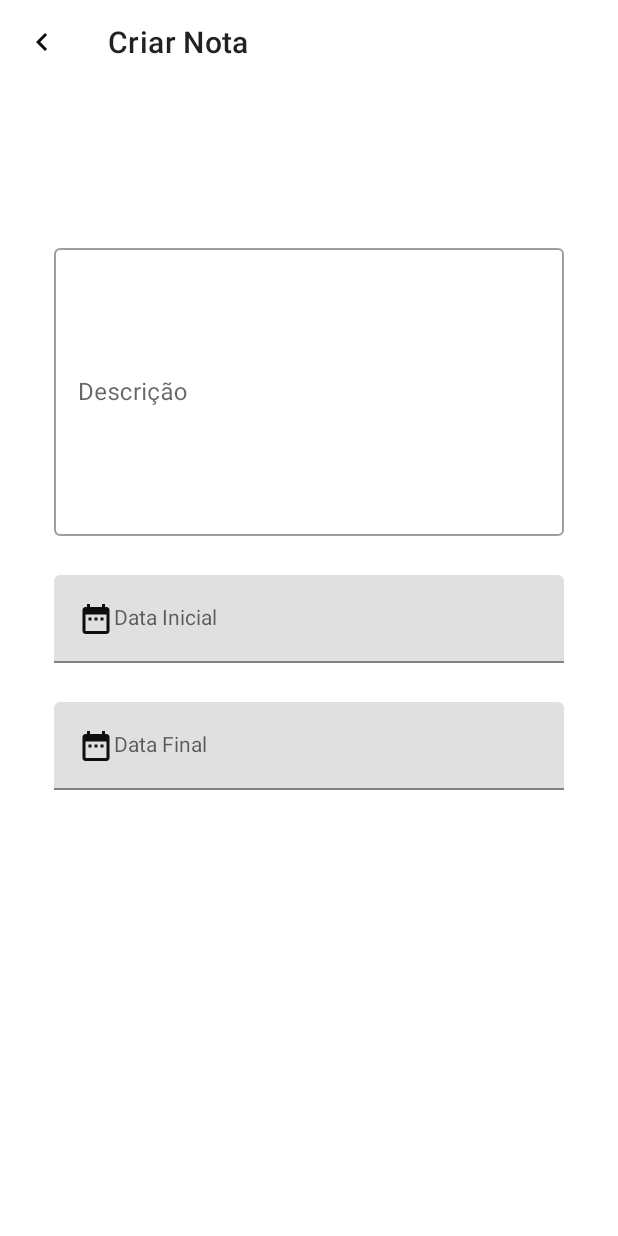
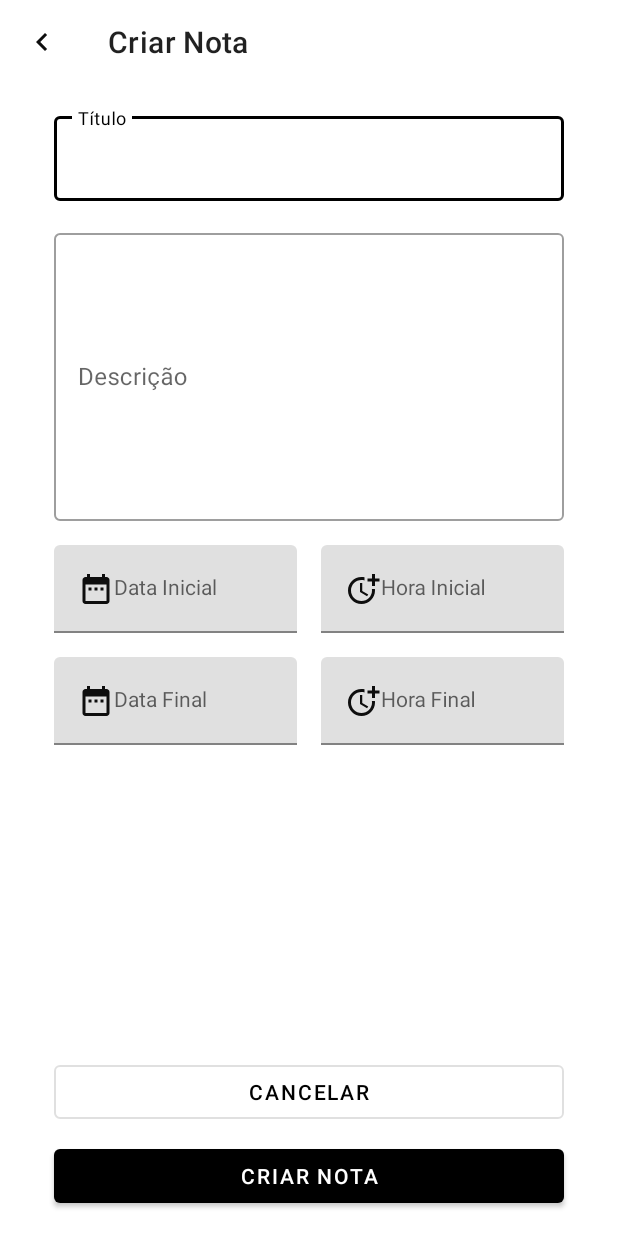
Before and after one commit to NeiTDutra/criar-lista-app-kotlin, an Android app: the layout activity_add_task.xml on its own in the app's theme, with its tools: preview values and no code run, on a phone screen of 412 x 824 dp. Run offline under Robolectric (Android 15) with nearby library versions, the phone set to English and light mode, and no system bars.

Commit message:
desenvolvendo layout activity form

```diff
--- /dev/null
+++ b/app/src/main/res/drawable/ic_baseline_time_24.xml
@@ -0,0 +1,7 @@
+<vector android:height="24dp" android:tint="#0E0E0E"
+    android:viewportHeight="24" android:viewportWidth="24"
+    android:width="24dp" xmlns:android="http://schemas.android.com/apk/res/android">
+    <path android:fillColor="@android:color/white" android:pathData="M10,8l0,6l4.7,2.9l0.8,-1.2l-4,-2.4l0,-5.3z"/>
+    <path android:fillColor="@android:color/white" android:pathData="M17.92,12c0.05,0.33 0.08,0.66 0.08,1c0,3.9 -3.1,7 -7,7s-7,-3.1 -7,-7c0,-3.9 3.1,-7 7,-7c0.7,0 1.37,0.1 2,0.29V4.23C12.36,4.08 11.69,4 11,4c-5,0 -9,4 -9,9s4,9 9,9s9,-4 9,-9c0,-0.34 -0.02,-0.67 -0.06,-1H17.92z"/>
+    <path android:fillColor="@android:color/white" android:pathData="M20,5l0,-3l-2,0l0,3l-3,0l0,2l3,0l0,3l2,0l0,-3l3,0l0,-2z"/>
+</vector>
--- a/app/src/main/res/layout/activity_add_task.xml
+++ b/app/src/main/res/layout/activity_add_task.xml
@@ -51,7 +51,7 @@
         android:layout_width="0dp"
         android:minHeight="@android:dimen/thumbnail_height"
         android:layout_height="wrap_content"
-        android:layout_marginTop="26dp"
+        android:layout_marginTop="16dp"
         android:hint="@string/app_list_input_descricao"
         app:layout_constraintStart_toStartOf="@id/guidelineStart"
         app:layout_constraintEnd_toEndOf="@id/guidelineEnd"
@@ -60,7 +60,7 @@
 
         <com.google.android.material.textfield.TextInputEditText
             android:id="@+id/criarNotaDescricao"
-            android:inputType="text"
+            android:inputType="textLongMessage"
             android:layout_width="match_parent"
             android:minHeight="@android:dimen/thumbnail_height"
             android:layout_height="wrap_content"/>
@@ -71,9 +71,10 @@
         android:id="@+id/tilDataPre"
         android:layout_width="0dp"
         android:layout_height="wrap_content"
-        android:layout_marginTop="26dp"
+        android:layout_marginTop="16dp"
+        android:layout_marginRight="16dp"
         app:layout_constraintStart_toStartOf="@id/guidelineStart"
-        app:layout_constraintEnd_toEndOf="@id/guidelineEnd"
+        app:layout_constraintEnd_toStartOf="@id/tilHourPre"
         app:layout_constraintTop_toBottomOf="@id/tilDescricao">
 
         <com.google.android.material.textfield.TextInputEditText
@@ -88,12 +89,32 @@
     </com.google.android.material.textfield.TextInputLayout>
 
     <com.google.android.material.textfield.TextInputLayout
+        android:id="@+id/tilHourPre"
+        android:layout_width="0dp"
+        android:layout_height="wrap_content"
+        app:layout_constraintStart_toEndOf="@id/tilDataPre"
+        app:layout_constraintEnd_toEndOf="@id/guidelineEnd"
+        app:layout_constraintTop_toTopOf="@id/tilDataPre">
+
+        <com.google.android.material.textfield.TextInputEditText
+            android:id="@+id/etHPre"
+            android:layout_width="match_parent"
+            android:layout_height="wrap_content"
+            android:inputType="date"
+            android:drawableStart="@drawable/ic_baseline_time_24"
+            android:hint="@string/app_list_input_hpre"
+            style="@style/Widget.MaterialComponents.TextInputLayout.OutlinedBox" />
+
+    </com.google.android.material.textfield.TextInputLayout>
+
+    <com.google.android.material.textfield.TextInputLayout
         android:id="@+id/tilDataPos"
         android:layout_width="0dp"
         android:layout_height="wrap_content"
-        android:layout_marginTop="26dp"
+        android:layout_marginTop="16dp"
+        android:layout_marginRight="16dp"
         app:layout_constraintStart_toStartOf="@id/guidelineStart"
-        app:layout_constraintEnd_toEndOf="@id/guidelineEnd"
+        app:layout_constraintEnd_toStartOf="@id/tilHourPos"
         app:layout_constraintTop_toBottomOf="@id/tilDataPre">
 
         <com.google.android.material.textfield.TextInputEditText
@@ -107,4 +128,45 @@
 
     </com.google.android.material.textfield.TextInputLayout>
 
+    <com.google.android.material.textfield.TextInputLayout
+        android:id="@+id/tilHourPos"
+        android:layout_width="0dp"
+        android:layout_height="wrap_content"
+        app:layout_constraintStart_toEndOf="@id/tilDataPos"
+        app:layout_constraintEnd_toEndOf="@id/guidelineEnd"
+        app:layout_constraintTop_toTopOf="@id/tilDataPos">
+
+        <com.google.android.material.textfield.TextInputEditText
+            android:id="@+id/etHPos"
+            android:layout_width="match_parent"
+            android:layout_height="wrap_content"
+            android:inputType="date"
+            android:drawableStart="@drawable/ic_baseline_time_24"
+            android:hint="@string/app_list_input_hpos"
+            style="@style/Widget.MaterialComponents.TextInputLayout.OutlinedBox" />
+
+    </com.google.android.material.textfield.TextInputLayout>
+
+    <com.google.android.material.button.MaterialButton
+        android:id="@+id/mbCancelarNota"
+        android:layout_width="0dp"
+        app:layout_constraintStart_toStartOf="@id/guidelineStart"
+        app:layout_constraintEnd_toEndOf="@id/guidelineEnd"
+        app:layout_constraintBottom_toTopOf="@id/mbCriarNota"
+        android:text="@string/app_btn_cancelar_nota"
+        android:layout_marginBottom="8dp"
+        android:layout_height="wrap_content"
+        style="@style/Widget.MaterialComponents.Button.OutlinedButton"/>
+
+    <com.google.android.material.button.MaterialButton
+        android:id="@+id/mbCriarNota"
+        android:layout_width="0dp"
+        app:layout_constraintStart_toStartOf="@id/guidelineStart"
+        app:layout_constraintEnd_toEndOf="@id/guidelineEnd"
+        app:layout_constraintBottom_toBottomOf="parent"
+        android:text="@string/app_btn_criar_nota"
+        android:layout_marginBottom="16dp"
+        android:layout_height="wrap_content"
+        style="@style/Widget.MaterialComponents.Button"/>
+
 </androidx.constraintlayout.widget.ConstraintLayout>
--- a/app/src/main/res/values/strings.xml
+++ b/app/src/main/res/values/strings.xml
@@ -6,4 +6,8 @@
     <string name="app_list_input_descricao">Descrição</string>
     <string name="app_list_input_pre">Data Inicial</string>
     <string name="app_list_input_pos">Data Final</string>
+    <string name="app_list_input_hpre">Hora Inicial</string>
+    <string name="app_list_input_hpos">Hora Final</string>
+    <string name="app_btn_criar_nota">Criar Nota</string>
+    <string name="app_btn_cancelar_nota">Cancelar</string>
 </resources>
--- a/app/src/main/res/values/themes.xml
+++ b/app/src/main/res/values/themes.xml
@@ -2,7 +2,7 @@
     <!-- Base application theme. -->
     <style name="Theme.CriarLista" parent="Theme.MaterialComponents.Light.NoActionBar">
         <!-- Primary brand color. -->
-        <item name="colorPrimary">@color/white</item>
+        <item name="colorPrimary">@color/black</item>
         <item name="colorPrimaryDark">@color/black</item>
         <item name="colorSecondary">@color/black</item>
         <item name="colorOnSecondary">@color/white</item>
```
